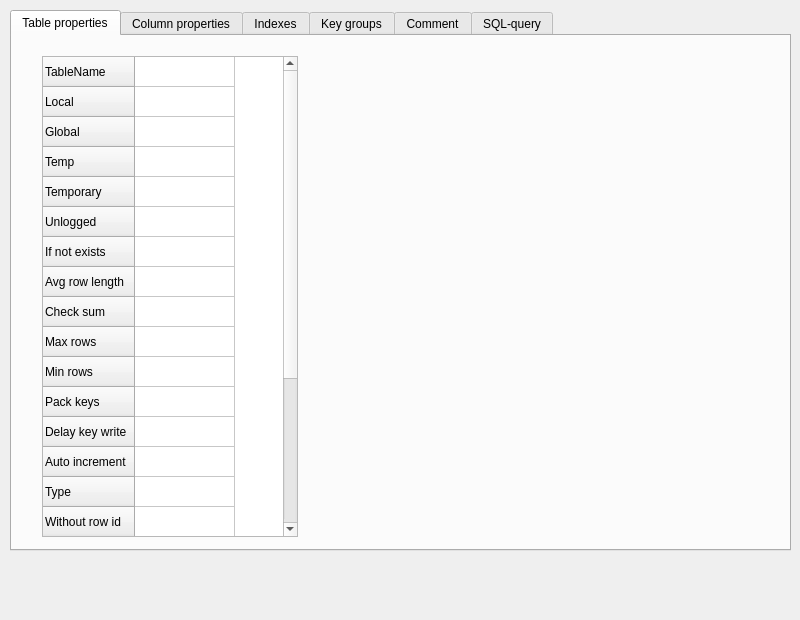
Before: the Qt Designer form qrgui/editor/databases/tableMenuWidget.ui in qreal/qreal, drawn with Qt 5.
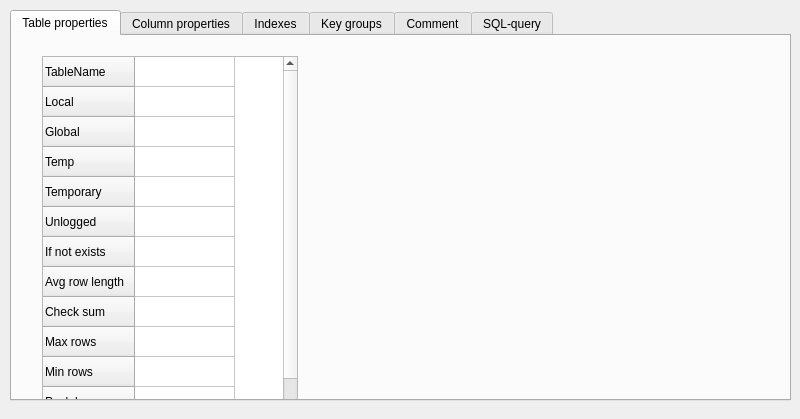
After: the same form once the commit is applied. The open tabs and pages were chosen to show the change.

```diff
--- a/qrgui/editor/databases/tableMenuWidget.ui
+++ b/qrgui/editor/databases/tableMenuWidget.ui
@@ -7,7 +7,7 @@
     <x>0</x>
     <y>0</y>
     <width>800</width>
-    <height>620</height>
+    <height>419</height>
    </rect>
   </property>
   <property name="sizePolicy">
@@ -25,7 +25,7 @@
      <x>10</x>
      <y>10</y>
      <width>781</width>
-     <height>541</height>
+     <height>391</height>
     </rect>
    </property>
    <property name="sizePolicy">
```
Left out of the diff: 2 changed lines with no effect on the pictures.
